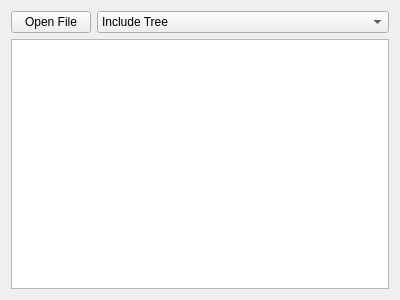
Qt form cppchecks/gui/parseresultwidget.ui (Krazy-collection/krazy) before a commit.
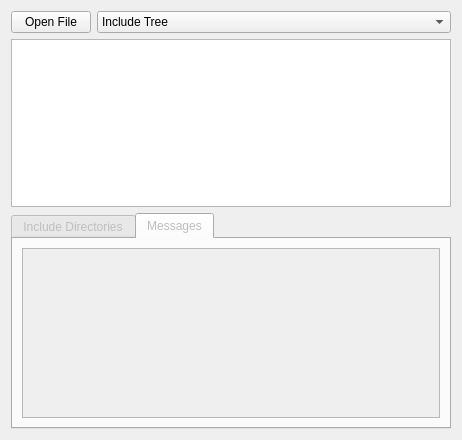
The same form after that commit. The open tabs and pages were chosen to show the change.

Commit message: - Add an error message list. - Add a list of include paths.

```diff
--- a/cppchecks/gui/parseresultwidget.ui
+++ b/cppchecks/gui/parseresultwidget.ui
@@ -6,8 +6,8 @@
    <rect>
     <x>0</x>
     <y>0</y>
-    <width>400</width>
-    <height>300</height>
+    <width>462</width>
+    <height>440</height>
    </rect>
   </property>
   <property name="windowTitle">
@@ -39,6 +39,49 @@
    <item row="1" column="0" colspan="2">
     <widget class="QTreeView" name="m_treeView"/>
    </item>
+   <item row="2" column="0" colspan="2">
+    <widget class="QTabWidget" name="m_tabs">
+     <property name="enabled">
+      <bool>false</bool>
+     </property>
+     <property name="currentIndex">
+      <number>0</number>
+     </property>
+     <widget class="QWidget" name="tab">
+      <attribute name="title">
+       <string>Include Directories</string>
+      </attribute>
+      <layout class="QGridLayout" name="gridLayout_2">
+       <item row="0" column="0">
+        <widget class="QListWidget" name="m_includeDirsList"/>
+       </item>
+      </layout>
+     </widget>
+     <widget class="QWidget" name="tab_2">
+      <attribute name="title">
+       <string>Messages</string>
+      </attribute>
+      <layout class="QGridLayout" name="gridLayout_3">
+       <item row="0" column="0">
+        <widget class="QTableView" name="m_messageTable">
+         <attribute name="horizontalHeaderStretchLastSection">
+          <bool>true</bool>
+         </attribute>
+         <attribute name="verticalHeaderStretchLastSection">
+          <bool>false</bool>
+         </attribute>
+         <attribute name="horizontalHeaderStretchLastSection">
+          <bool>true</bool>
+         </attribute>
+         <attribute name="verticalHeaderStretchLastSection">
+          <bool>false</bool>
+         </attribute>
+        </widget>
+       </item>
+      </layout>
+     </widget>
+    </widget>
+   </item>
   </layout>
  </widget>
  <resources/>
```
The commit also changes 5 other files.
